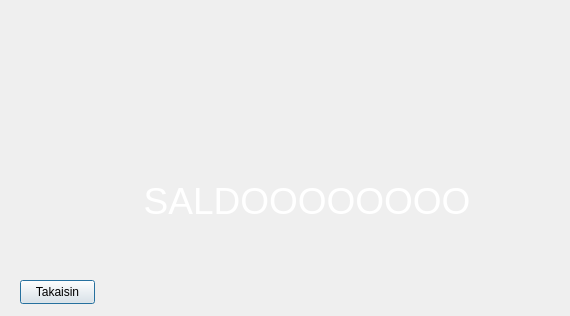
Before: the Qt Designer form frontend/balancewindow.ui in 22kmo-project/group_3, drawn with Qt 5.
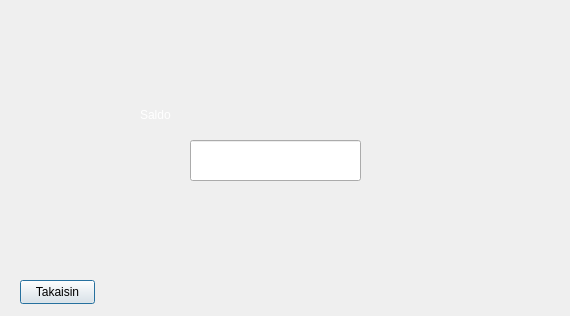
After: the same form once the commit is applied. Icons and pictures are not drawn.

```diff
--- a/frontend/balancewindow.ui
+++ b/frontend/balancewindow.ui
@@ -52,7 +52,7 @@
     <string notr="true">image: url(:/images/default.png);</string>
    </property>
    <property name="text">
-    <string>              SALDOOOOOOOO</string>
+    <string/>
    </property>
   </widget>
   <widget class="QPushButton" name="backButton">
@@ -68,6 +68,29 @@
     <string>Takaisin</string>
    </property>
   </widget>
+  <widget class="QLineEdit" name="lineEdit">
+   <property name="geometry">
+    <rect>
+     <x>190</x>
+     <y>140</y>
+     <width>171</width>
+     <height>41</height>
+    </rect>
+   </property>
+  </widget>
+  <widget class="QLabel" name="label">
+   <property name="geometry">
+    <rect>
+     <x>140</x>
+     <y>90</y>
+     <width>291</width>
+     <height>51</height>
+    </rect>
+   </property>
+   <property name="text">
+    <string>&lt;html&gt;&lt;head/&gt;&lt;body&gt;&lt;p&gt;Saldo&lt;/p&gt;&lt;/body&gt;&lt;/html&gt;</string>
+   </property>
+  </widget>
  </widget>
  <resources/>
  <connections/>
```
